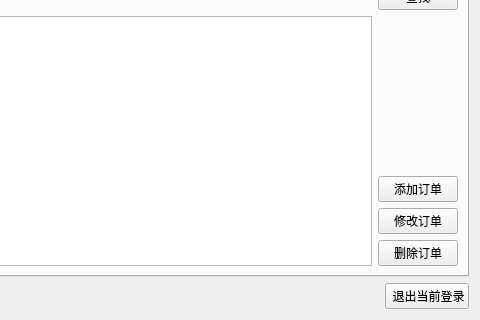
This is admindlg.ui in hustwyk/trainTicket as Qt 5 draws it before an edit; both pictures show x 735 to 1215 and y 86 to 406 of the 1215 by 406 pixel window. The edited form follows.
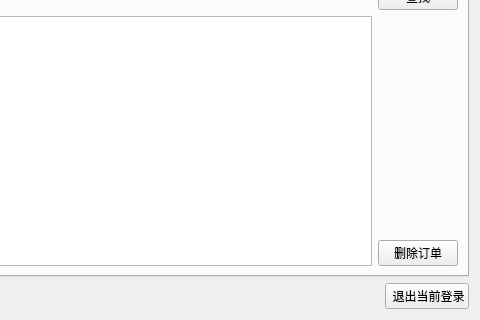
This is the edited form. The open tabs and pages were chosen to show the change.

Patch:
```diff
--- a/admindlg.ui
+++ b/admindlg.ui
@@ -318,20 +318,6 @@
                  </property>
                 </spacer>
                </item>
-               <item>
-                <widget class="QPushButton" name="pushButton_13">
-                 <property name="text">
-                  <string>添加订单</string>
-                 </property>
-                </widget>
-               </item>
-               <item>
-                <widget class="QPushButton" name="pushButton_14">
-                 <property name="text">
-                  <string>修改订单</string>
-                 </property>
-                </widget>
-               </item>
                <item>
                 <widget class="QPushButton" name="pushButton_15">
                  <property name="text">
```
Left out of the diff: 2 changed lines with no effect on the pictures.
